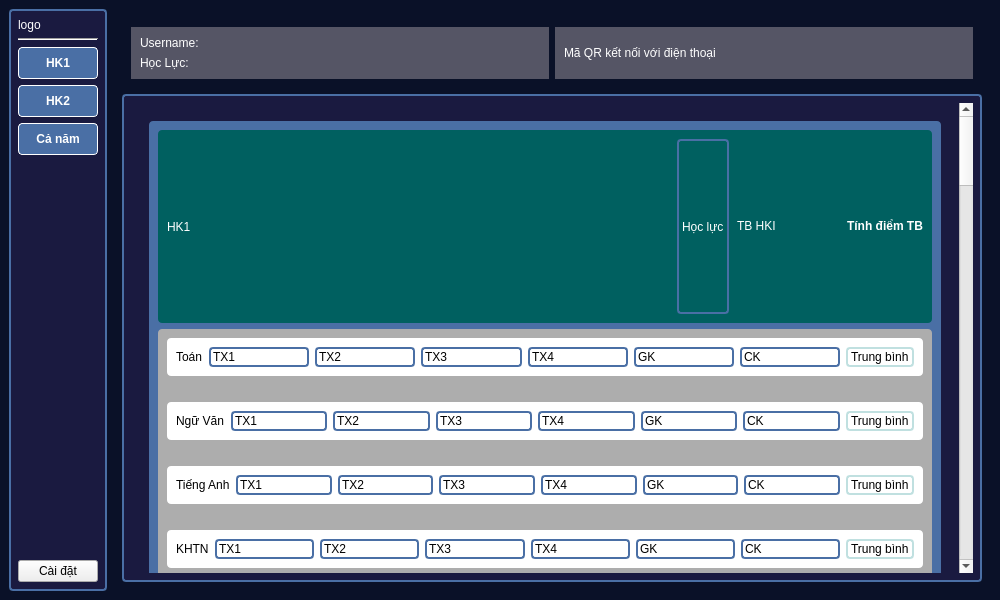
First picture: the form in ui/home.ui, repository KietIT-bip-bip/PTA39-SPCK, before the edit.
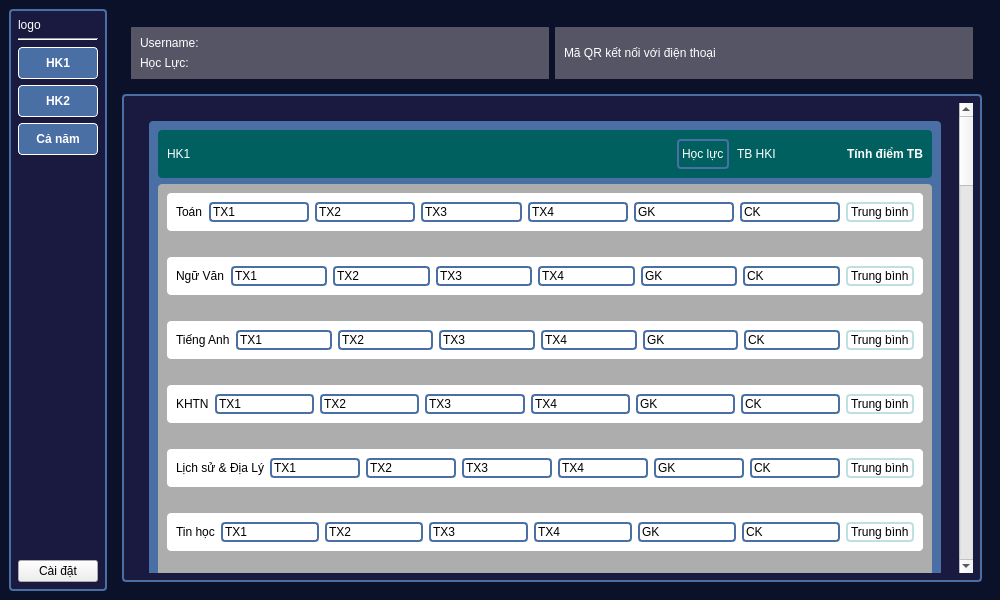
Second picture: the form after the edit.

```diff
--- a/ui/home.ui
+++ b/ui/home.ui
@@ -250,9 +250,9 @@
              <property name="geometry">
               <rect>
                <x>0</x>
-               <y>0</y>
-               <width>830</width>
-               <height>3018</height>
+               <y>-1932</y>
+               <width>791</width>
+               <height>3022</height>
               </rect>
              </property>
              <layout class="QVBoxLayout" name="verticalLayout_5">
@@ -286,7 +286,7 @@
                    <property name="styleSheet">
                     <string notr="true">background-color: rgb(74, 111, 165);</string>
                    </property>
-                   <layout class="QVBoxLayout" name="verticalLayout_9">
+                   <layout class="QVBoxLayout" name="verticalLayout_9" stretch="0,0,1">
                     <item>
                      <widget class="QWidget" name="widget_11" native="true">
                       <property name="styleSheet">
@@ -371,6 +371,18 @@
                        </item>
                        <item>
                         <widget class="QLabel" name="hoc_luc">
+                         <property name="minimumSize">
+                          <size>
+                           <width>0</width>
+                           <height>30</height>
+                          </size>
+                         </property>
+                         <property name="maximumSize">
+                          <size>
+                           <width>16777215</width>
+                           <height>30</height>
+                          </size>
+                         </property>
                          <property name="styleSheet">
                           <string notr="true">border: 2px solid #4A6FA5;</string>
                          </property>
@@ -1594,6 +1606,19 @@
                       </layout>
                      </widget>
                     </item>
+                    <item>
+                     <spacer name="verticalSpacer_2">
+                      <property name="orientation">
+                       <enum>Qt::Vertical</enum>
+                      </property>
+                      <property name="sizeHint" stdset="0">
+                       <size>
+                        <width>20</width>
+                        <height>40</height>
+                       </size>
+                      </property>
+                     </spacer>
+                    </item>
                    </layout>
                   </widget>
                  </item>
```
Left out of the diff: 58 changed lines with no effect on the pictures.
